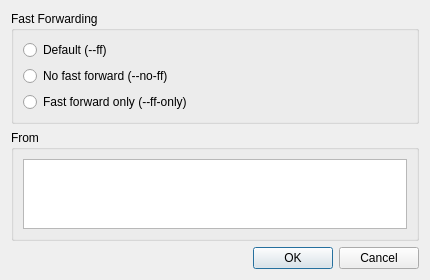
Qt form src/MergeDialog.ui (soramimi/Guitar) before a commit.
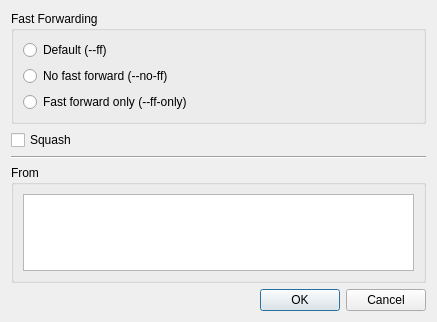
The same form after that commit.

Commit message: squashマージ対応

The edit to the form file:
```diff
--- a/src/MergeDialog.ui
+++ b/src/MergeDialog.ui
@@ -6,8 +6,8 @@
    <rect>
     <x>0</x>
     <y>0</y>
-    <width>430</width>
-    <height>274</height>
+    <width>437</width>
+    <height>322</height>
    </rect>
   </property>
   <property name="windowTitle">
@@ -44,6 +44,20 @@
      </layout>
     </widget>
    </item>
+   <item>
+    <widget class="QCheckBox" name="checkBox_squash">
+     <property name="text">
+      <string>Squash</string>
+     </property>
+    </widget>
+   </item>
+   <item>
+    <widget class="Line" name="line">
+     <property name="orientation">
+      <enum>Qt::Horizontal</enum>
+     </property>
+    </widget>
+   </item>
    <item>
     <widget class="QGroupBox" name="groupBox_2">
      <property name="title">
```
The commit also changes 6 other files.
